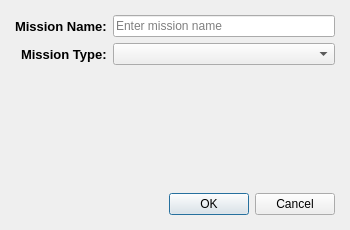
jcalderon12/robocomp-insight, file agents/mission_controller/src/add_mission_dialog.ui: the form before one commit.
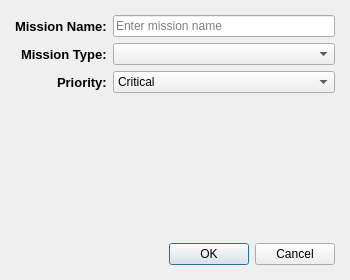
The form after the commit.

Commit message: Updated the mission controller user interface and the proirity polity

The edit to the form file:
```diff
--- a/agents/mission_controller/src/add_mission_dialog.ui
+++ b/agents/mission_controller/src/add_mission_dialog.ui
@@ -7,7 +7,7 @@
     <x>0</x>
     <y>0</y>
     <width>350</width>
-    <height>230</height>
+    <height>280</height>
    </rect>
   </property>
   <property name="windowTitle">
@@ -76,6 +76,52 @@
        </property>
       </widget>
      </item>
+     <item row="2" column="0">
+      <widget class="QLabel" name="label_priority">
+       <property name="font">
+        <font>
+         <pointsize>10</pointsize>
+         <weight>75</weight>
+         <bold>true</bold>
+        </font>
+       </property>
+       <property name="text">
+        <string>Priority:</string>
+       </property>
+      </widget>
+     </item>
+     <item row="2" column="1">
+      <widget class="QComboBox" name="mission_priority">
+       <property name="minimumHeight">
+        <number>35</number>
+       </property>
+       <item>
+        <property name="text">
+         <string>Critical</string>
+        </property>
+       </item>
+       <item>
+        <property name="text">
+         <string>High</string>
+        </property>
+       </item>
+       <item>
+        <property name="text">
+         <string>Normal</string>
+        </property>
+       </item>
+       <item>
+        <property name="text">
+         <string>Low</string>
+        </property>
+       </item>
+       <item>
+        <property name="text">
+         <string>Very Low</string>
+        </property>
+       </item>
+      </widget>
+     </item>
     </layout>
    </item>
    <item>
```
The commit also changes 11 other files.
